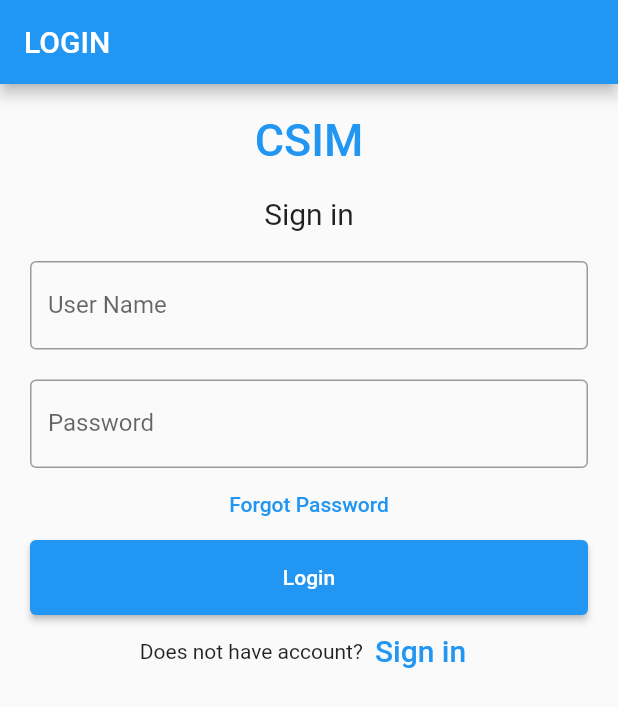
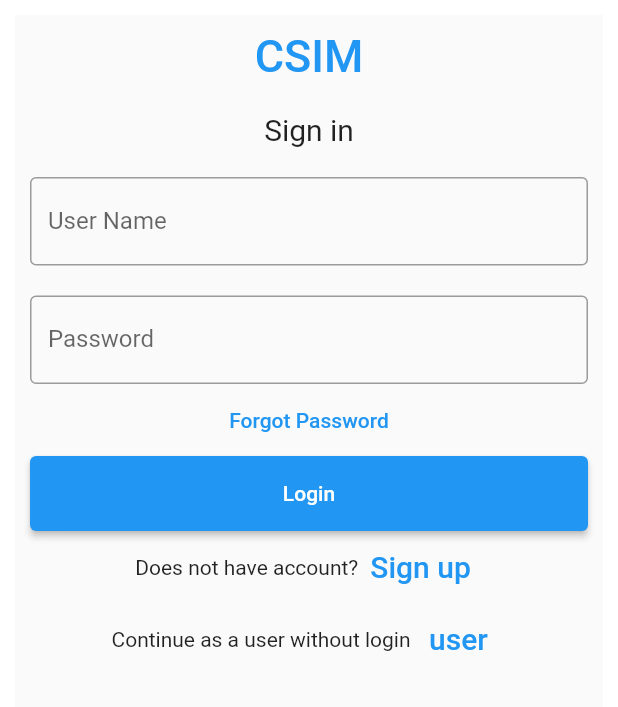
Before and after one commit to prasannakumar-23/CSIM, a Flutter app: the screen it shows after launch, on a phone screen of 412 x 824 dp. Shown: the top 707 px of the screen. Run offline on Flutter 3.47's test engine with Material 2 defaults, Android fonts, the phone set to English and light mode, and no system bars.

Commit message:
Minor commit

```diff
--- a/lib/main.dart
+++ b/lib/main.dart
@@ -1,149 +1,24 @@
-import 'dart:io';
-import 'dart:convert';
+// import 'dart:io';
+// import 'dart:convert';
 
 import 'package:flutter/material.dart';
-import 'package:http/http.dart' as http;
+import 'package:csim/screens/admin_login_widget.dart';
 
 void main() => runApp(const MyApp());
 
 class MyApp extends StatelessWidget {
+
   const MyApp({Key? key}) : super(key: key);
-
-  static const String _title = 'CSIM';
-
+  // This widget is the root of your application.
   @override
   Widget build(BuildContext context) {
     return MaterialApp(
-      title: _title,
-      home: Scaffold(
-        appBar: AppBar(title: const Text('LOGIN')),
-        body: const MyStatefulWidget(),
+      debugShowCheckedModeBanner: false,
+      title: 'CSIM',
+      theme: ThemeData(
+        primarySwatch: Colors.blue,
       ),
+      home: const LoginWidget(),
     );
   }
 }
-
-class MyStatefulWidget extends StatefulWidget {
-  const MyStatefulWidget({Key? key}) : super(key: key);
-
-  @override
-  State<MyStatefulWidget> createState() => _MyStatefulWidgetState();
-}
-
-class _MyStatefulWidgetState extends State<MyStatefulWidget> {
-  TextEditingController nameController = TextEditingController();
-  TextEditingController passwordController = TextEditingController();
-  static String serverResponse = 'Server response';
-
-
-  @override
-  Widget build(BuildContext context) {
-    return Padding(
-        padding: const EdgeInsets.all(10),
-        child: ListView(
-          children: <Widget>[
-            Container(
-                alignment: Alignment.center,
-                padding: const EdgeInsets.all(10),
-                child: const Text(
-                  'CSIM',
-                  style: TextStyle(
-                      color: Colors.blue,
-                      fontWeight: FontWeight.w500,
-                      fontSize: 30),
-                )),
-            Container(
-                alignment: Alignment.center,
-                padding: const EdgeInsets.all(10),
-                child: const Text(
-                  'Sign in',
-                  style: TextStyle(fontSize: 20),
-                )),
-            Container(
-              padding: const EdgeInsets.all(10),
-              child: TextField(
-                controller: nameController,
-                decoration: const InputDecoration(
-                  border: OutlineInputBorder(),
-                  labelText: 'User Name',
-                ),
-              ),
-            ),
-            Container(
-              padding: const EdgeInsets.fromLTRB(10, 10, 10, 0),
-              child: TextField(
-                obscureText: true,
-                controller: passwordController,
-                decoration: const InputDecoration(
-                  border: OutlineInputBorder(),
-                  labelText: 'Password',
-                ),
-              ),
-            ),
-            TextButton(
-              onPressed: () {
-                //forgot password screen
-              },
-              child: const Text('Forgot Password',),
-            ),
-            Container(
-                height: 50,
-                padding: const EdgeInsets.fromLTRB(10, 0, 10, 0),
-                child: ElevatedButton(
-                  child: const Text('Login'),
-                  onPressed: () {
-                    //_makeGetRequest();
-                    _makeLoginRequest(nameController.text, passwordController.text);
-                    print(nameController.text);
-                    print(passwordController.text);
-                    print(serverResponse);
-                  },
-                )
-            ),
-            Row(
-              children: <Widget>[
-                const Text('Does not have account?'),
-                TextButton(
-                  child: const Text(
-                    'Sign in',
-                    style: TextStyle(fontSize: 20),
-                  ),
-                  onPressed: () {
-                    //signup screen
-                  },
-                )
-              ],
-              mainAxisAlignment: MainAxisAlignment.center,
-            ),
-          ],
-        ));
-  }
-  _makeGetRequest() async {
-    final url = Uri.parse(_localhost()); print(url);
-    http.Response response = await http.get(url.replace(path: 'message')); print(response);print(url);
-    setState(() {
-      serverResponse = response.body;
-    }); print(serverResponse); print("2");
-  }
-
-  _makeLoginRequest(String uname, String pass) async{
-    final url = Uri.parse(_localhost());
-    http.Response response = await http.post(url.replace(path: 'login'),
-      headers: <String, String>{
-      'Content-Type': 'application/json; charset=UTF-8',
-    },
-      body: jsonEncode(<String, String>{
-        'username': uname, 'password': pass
-      }),);
-    setState(() {
-      serverResponse = response.body;
-    }); print(serverResponse);
-  }
-
-  String _localhost() {
-    if (Platform.isAndroid)
-      return 'http://10.0.2.2:3000';
-    else // for iOS simulator
-      return 'http://localhost:3000';
-  }
-}
--- a/lib/screens/admin_login_widget.dart
+++ b/lib/screens/admin_login_widget.dart
@@ -0,0 +1,158 @@
+import 'package:flutter/material.dart';
+import 'package:csim/screens/admin_signup_widget.dart';
+import 'package:csim/screens/coldstorage_list_widget.dart';
+
+import 'dart:io';
+import 'dart:convert';
+import 'package:http/http.dart' as http;
+
+class LoginWidget extends StatefulWidget {
+  const LoginWidget({Key? key}) : super(key: key);
+
+
+  @override
+  State<LoginWidget> createState() => _LoginWidgetState();
+}
+
+class _LoginWidgetState extends State<LoginWidget> {
+  TextEditingController emailController = TextEditingController();
+  TextEditingController passwordController = TextEditingController();
+  static String serverResponse = 'Server response';
+
+
+  @override
+  Widget build(BuildContext context) {
+    return Padding(
+        padding: const EdgeInsets.all(10),
+        child:
+        Scaffold(
+        body:
+            Container(
+        child: ListView(
+              children: <Widget>[
+                Container(
+                    alignment: Alignment.center,
+                    padding: const EdgeInsets.all(10),
+                    child: const Text(
+                      'CSIM',
+                      style: TextStyle(
+                          color: Colors.blue,
+                          fontWeight: FontWeight.w500,
+                          fontSize: 30),
+                    )),
+                Container(
+                    alignment: Alignment.center,
+                    padding: const EdgeInsets.all(10),
+                    child: const Text(
+                      'Sign in',
+                      style: TextStyle(fontSize: 20),
+                    )),
+                Container(
+                  padding: const EdgeInsets.all(10),
+                  child: TextField(
+                    controller: emailController,
+                    decoration: const InputDecoration(
+                      border: OutlineInputBorder(),
+                      labelText: 'User Name',
+                    ),
+                  ),
+                ),
+                Container(
+                  padding: const EdgeInsets.fromLTRB(10, 10, 10, 0),
+                  child: TextField(
+                    obscureText: true,
+                    controller: passwordController,
+                    decoration: const InputDecoration(
+                      border: OutlineInputBorder(),
+                      labelText: 'Password',
+                    ),
+                  ),
+                ),
+                TextButton(
+                  onPressed: () {
+                    //forgot password screen
+                  },
+                  child: const Text('Forgot Password',),
+                ),
+                Container(
+                    height: 50,
+                    padding: const EdgeInsets.fromLTRB(10, 0, 10, 0),
+                    child: ElevatedButton(
+                      child: const Text('Login'),
+                      onPressed: () {
+                        //_makeGetRequest();
+                        _makeLoginRequest(emailController.text, passwordController.text);
+                        print(emailController.text);
+                        print(passwordController.text);
+                        print(serverResponse);
+                      },
+                    )
+                ),
+                Row(
+                  children: <Widget>[
+                    const Text('Does not have account?'),
+                    TextButton(
+                      child: const Text(
+                        'Sign up',
+                        style: TextStyle(fontSize: 20),
+                      ),
+                      onPressed: () {
+                        Navigator.push(
+                          context,
+                          MaterialPageRoute(builder: (context) => const SignupWidget()),
+                        );
+                      },
+                    )
+                  ],
+                  mainAxisAlignment: MainAxisAlignment.center,
+                ),
+                Row(
+                  children: <Widget>[
+                    const Text('Continue as a user without login'),
+                    TextButton(
+                      child: const Text(
+                        'user',
+                        style: TextStyle(fontSize: 20),
+                      ),
+                      onPressed: () {
+                        Navigator.push(
+                          context,
+                          MaterialPageRoute(builder: (context) => const ColdStorageListWidget()),
+                        );
+                      },
+                    )
+                  ],
+                  mainAxisAlignment: MainAxisAlignment.center,
+                ),
+              ],
+            ))));
+  }
+  _makeGetRequest() async {
+    final url = Uri.parse(_localhost()); print(url);
+    http.Response response = await http.get(url.replace(path: 'message')); print(response);print(url);
+    setState(() {
+      serverResponse = response.body;
+    }); print(serverResponse); print("2");
+  }
+
+  _makeLoginRequest(String uname, String pass) async{
+    final url = Uri.parse(_localhost());
+    http.Response response = await http.post(url.replace(path: 'admin/login'),
+      headers: <String, String>{
+        'Content-Type': 'application/json; charset=UTF-8',
+      },
+      body: jsonEncode(<String, String>{
+        'email': uname, 'password': pass
+      }),);
+    setState(() {
+      serverResponse = response.body;
+    }); print(serverResponse);
+  }
+
+  String _localhost() {
+    if (Platform.isAndroid)
+      return 'http://10.0.2.2:3000';
+    else // for iOS simulator
+      return 'http://localhost:3000';
+  }
+}
```
Also changed, not shown: lib/screens/admin_signup_widget.dart (+174 -0 lines), lib/screens/coldstorage_inventory_list.dart (+22 -0 lines), lib/screens/coldstorage_list_widget.dart (+123 -0 lines).
